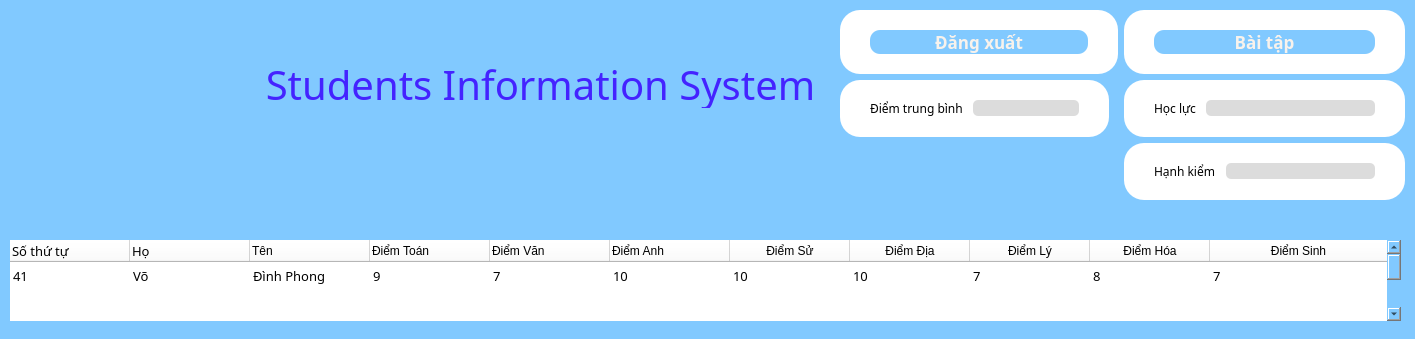
Qt form TL-C4K-PTA02/Cuoi_Khoa_Python/gui/main-st.ui (DinhPhongNe/Python-course) before a commit.
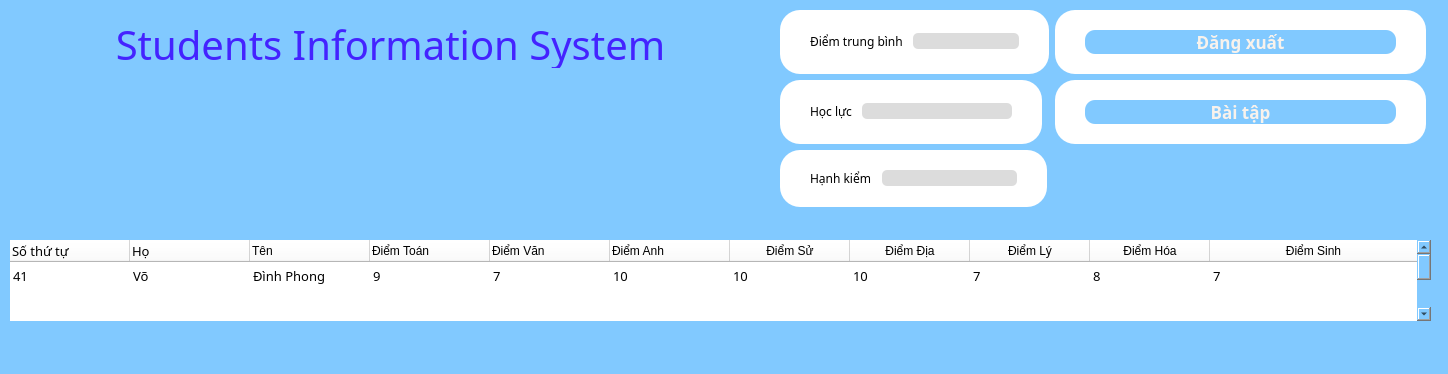
The same form after that commit.

Diff of the .ui file:
```diff
--- a/TL-C4K-PTA02/Cuoi_Khoa_Python/gui/main-st.ui
+++ b/TL-C4K-PTA02/Cuoi_Khoa_Python/gui/main-st.ui
@@ -6,8 +6,8 @@
    <rect>
     <x>0</x>
     <y>0</y>
-    <width>1415</width>
-    <height>339</height>
+    <width>1448</width>
+    <height>374</height>
    </rect>
   </property>
   <property name="windowTitle">
@@ -38,7 +38,7 @@
      <rect>
       <x>10</x>
       <y>240</y>
-      <width>1391</width>
+      <width>1421</width>
       <height>81</height>
      </rect>
     </property>
@@ -369,8 +369,8 @@
    <widget class="QLabel" name="title_label_4">
     <property name="geometry">
      <rect>
-      <x>120</x>
-      <y>60</y>
+      <x>-30</x>
+      <y>20</y>
       <width>841</width>
       <height>48</height>
      </rect>
@@ -394,133 +394,14 @@
    <widget class="QWidget" name="formLayoutWidget">
     <property name="geometry">
      <rect>
-      <x>840</x>
+      <x>780</x>
       <y>10</y>
-      <width>565</width>
+      <width>646</width>
       <height>221</height>
      </rect>
     </property>
     <layout class="QFormLayout" name="formLayout">
      <item row="0" column="0">
-      <widget class="QFrame" name="info_frame_8">
-       <property name="styleSheet">
-        <string notr="true">background-color: rgb(255,255,255);
-border-radius: 20px;
-width: 218px;</string>
-       </property>
-       <property name="frameShape">
-        <enum>QFrame::StyledPanel</enum>
-       </property>
-       <property name="frameShadow">
-        <enum>QFrame::Raised</enum>
-       </property>
-       <layout class="QGridLayout" name="gridLayout_30">
-        <property name="leftMargin">
-         <number>30</number>
-        </property>
-        <property name="topMargin">
-         <number>20</number>
-        </property>
-        <property name="rightMargin">
-         <number>30</number>
-        </property>
-        <property name="bottomMargin">
-         <number>20</number>
-        </property>
-        <property name="horizontalSpacing">
-         <number>20</number>
-        </property>
-        <property name="verticalSpacing">
-         <number>10</number>
-        </property>
-        <item row="0" column="0">
-         <widget class="QPushButton" name="logOut_btn_hs">
-          <property name="font">
-           <font>
-            <family>Bahnschrift</family>
-            <pointsize>13</pointsize>
-            <weight>75</weight>
-            <italic>false</italic>
-            <bold>true</bold>
-           </font>
-          </property>
-          <property name="cursor">
-           <cursorShape>PointingHandCursor</cursorShape>
-          </property>
-          <property name="styleSheet">
-           <string notr="true">border-radius: 10px;
-font: 600 13pt &quot;Bahnschrift&quot;;
-background-color:rgb(129, 201, 255);
-color: #F8F2EC;</string>
-          </property>
-          <property name="text">
-           <string>Đăng xuất</string>
-          </property>
-         </widget>
-        </item>
-       </layout>
-      </widget>
-     </item>
-     <item row="0" column="1">
-      <widget class="QFrame" name="info_frame_6">
-       <property name="styleSheet">
-        <string notr="true">background-color: rgb(255,255,255);
-border-radius: 20px;</string>
-       </property>
-       <property name="frameShape">
-        <enum>QFrame::StyledPanel</enum>
-       </property>
-       <property name="frameShadow">
-        <enum>QFrame::Raised</enum>
-       </property>
-       <layout class="QGridLayout" name="gridLayout_29">
-        <property name="leftMargin">
-         <number>30</number>
-        </property>
-        <property name="topMargin">
-         <number>20</number>
-        </property>
-        <property name="rightMargin">
-         <number>30</number>
-        </property>
-        <property name="bottomMargin">
-         <number>20</number>
-        </property>
-        <property name="horizontalSpacing">
-         <number>20</number>
-        </property>
-        <property name="verticalSpacing">
-         <number>10</number>
-        </property>
-        <item row="0" column="0">
-         <widget class="QPushButton" name="loginButton">
-          <property name="font">
-           <font>
-            <family>Bahnschrift</family>
-            <pointsize>13</pointsize>
-            <weight>75</weight>
-            <italic>false</italic>
-            <bold>true</bold>
-           </font>
-          </property>
-          <property name="cursor">
-           <cursorShape>PointingHandCursor</cursorShape>
-          </property>
-          <property name="styleSheet">
-           <string notr="true">border-radius: 10px;
-font: 600 13pt &quot;Bahnschrift&quot;;
-background-color:rgb(129, 201, 255);
-color: #F8F2EC;</string>
-          </property>
-          <property name="text">
-           <string>Bài tập</string>
-          </property>
-         </widget>
-        </item>
-       </layout>
-      </widget>
-     </item>
-     <item row="1" column="0">
       <widget class="QFrame" name="info_frame_5">
        <property name="cursor">
         <cursorShape>ForbiddenCursor</cursorShape>
@@ -594,11 +475,72 @@
        </layout>
       </widget>
      </item>
-     <item row="1" column="1">
+     <item row="0" column="1">
+      <widget class="QFrame" name="info_frame_8">
+       <property name="styleSheet">
+        <string notr="true">background-color: rgb(255,255,255);
+border-radius: 20px;
+width: 218px;</string>
+       </property>
+       <property name="frameShape">
+        <enum>QFrame::StyledPanel</enum>
+       </property>
+       <property name="frameShadow">
+        <enum>QFrame::Raised</enum>
+       </property>
+       <layout class="QGridLayout" name="gridLayout_30">
+        <property name="leftMargin">
+         <number>30</number>
+        </property>
+        <property name="topMargin">
+         <number>20</number>
+        </property>
+        <property name="rightMargin">
+         <number>30</number>
+        </property>
+        <property name="bottomMargin">
+         <number>20</number>
+        </property>
+        <property name="horizontalSpacing">
+         <number>20</number>
+        </property>
+        <property name="verticalSpacing">
+         <number>10</number>
+        </property>
+        <item row="0" column="0">
+         <widget class="QPushButton" name="logOut_btn_hs">
+          <property name="font">
+           <font>
+            <family>Bahnschrift</family>
+            <pointsize>13</pointsize>
+            <weight>75</weight>
+            <italic>false</italic>
+            <bold>true</bold>
+           </font>
+          </property>
+          <property name="cursor">
+           <cursorShape>PointingHandCursor</cursorShape>
+          </property>
+          <property name="styleSheet">
+           <string notr="true">border-radius: 10px;
+font: 600 13pt &quot;Bahnschrift&quot;;
+background-color:rgb(129, 201, 255);
+color: #F8F2EC;</string>
+          </property>
+          <property name="text">
+           <string>Đăng xuất</string>
+          </property>
+         </widget>
+        </item>
+       </layout>
+      </widget>
+     </item>
+     <item row="1" column="0">
       <widget class="QFrame" name="info_frame_7">
        <property name="styleSheet">
         <string notr="true">background-color: rgb(255,255,255);
-border-radius: 20px;</string>
+border-radius: 20px;
+width: 150px;</string>
        </property>
        <property name="frameShape">
         <enum>QFrame::StyledPanel</enum>
@@ -665,12 +607,71 @@
        </layout>
       </widget>
      </item>
-     <item row="2" column="1">
+     <item row="1" column="1">
+      <widget class="QFrame" name="info_frame_6">
+       <property name="styleSheet">
+        <string notr="true">background-color: rgb(255,255,255);
+border-radius: 20px;</string>
+       </property>
+       <property name="frameShape">
+        <enum>QFrame::StyledPanel</enum>
+       </property>
+       <property name="frameShadow">
+        <enum>QFrame::Raised</enum>
+       </property>
+       <layout class="QGridLayout" name="gridLayout_29">
+        <property name="leftMargin">
+         <number>30</number>
+        </property>
+        <property name="topMargin">
+         <number>20</number>
+        </property>
+        <property name="rightMargin">
+         <number>30</number>
+        </property>
+        <property name="bottomMargin">
+         <number>20</number>
+        </property>
+        <property name="horizontalSpacing">
+         <number>20</number>
+        </property>
+        <property name="verticalSpacing">
+         <number>10</number>
+        </property>
+        <item row="0" column="0">
+         <widget class="QPushButton" name="loginButton">
+          <property name="font">
+           <font>
+            <family>Bahnschrift</family>
+            <pointsize>13</pointsize>
+            <weight>75</weight>
+            <italic>false</italic>
+            <bold>true</bold>
+           </font>
+          </property>
+          <property name="cursor">
+           <cursorShape>PointingHandCursor</cursorShape>
+          </property>
+          <property name="styleSheet">
+           <string notr="true">border-radius: 10px;
+font: 600 13pt &quot;Bahnschrift&quot;;
+background-color:rgb(129, 201, 255);
+color: #F8F2EC;</string>
+          </property>
+          <property name="text">
+           <string>Bài tập</string>
+          </property>
+         </widget>
+        </item>
+       </layout>
+      </widget>
+     </item>
+     <item row="3" column="0">
       <widget class="QFrame" name="info_frame_9">
        <property name="styleSheet">
         <string notr="true">background-color: rgb(255,255,255);
 border-radius: 20px;
-width: 140;</string>
+width: 135px;</string>
        </property>
        <property name="frameShape">
         <enum>QFrame::StyledPanel</enum>
```
